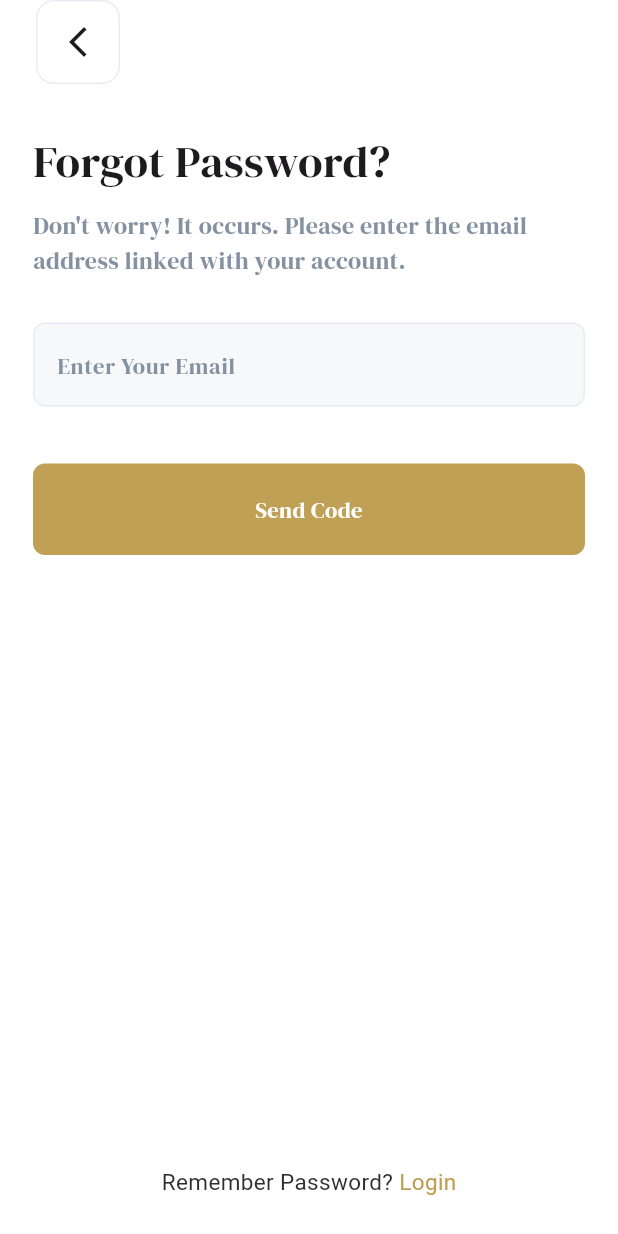
After one commit to AmrReda92/bookia_app, a Flutter app: the ForgetPasswordScreen screen opened directly, on a phone screen of 412 x 824 dp. The commit adds this screen. Run offline on Flutter 3.47's test engine with Material 3 defaults, Android fonts, the phone set to English and light mode, and no system bars; our stand-ins replace flutter_svg.

Commit message:
finish forgot password Screen

```diff
--- /dev/null
+++ b/lib/feature/auth/presentation/ui/forget_password/forget_password_screen.dart
@@ -0,0 +1,57 @@
+import 'package:bookia_application/core/theme/app_color.dart';
+import 'package:bookia_application/core/widget/custom_app_bar.dart';
+import 'package:bookia_application/core/widget/custom_button.dart';
+import 'package:bookia_application/core/widget/custom_text_form_field.dart';
+import 'package:flutter/material.dart';
+
+class ForgetPasswordScreen extends StatelessWidget {
+  const ForgetPasswordScreen({super.key});
+
+  @override
+  Widget build(BuildContext context) {
+    return Scaffold(
+     appBar: CustomAppBar(),
+      body: Padding(
+        padding: const EdgeInsets.symmetric(horizontal: 22),
+        child: Column(
+          crossAxisAlignment: CrossAxisAlignment.start,
+          children: [
+            SizedBox(height: 30,),
+            Text("Forgot Password?",style: TextStyle(
+              fontSize: 30,
+            ),
+            ),
+            SizedBox(height: 10,),
+            Text("Don't worry! It occurs. Please enter the email\naddress linked with your account.",style: TextStyle(
+              fontSize: 16,
+              color: AppColor.hintTextColor
+            ),
+            ),
+            SizedBox(height: 30,),
+            CustomTextFormField(hintText: "Enter Your Email"),
+            SizedBox(height: 38,),
+            CustomButton(title: "Send Code"),
+            Spacer(),
+            Center(
+              child: Text.rich(
+                  TextSpan(
+                      children: [
+                        TextSpan(text: "Remember Password?",style: TextStyle(
+                            fontSize: 15,
+                            color: AppColor.darkBlack
+                        )),
+                        TextSpan(text: " Login",style: TextStyle(
+                            fontSize: 15,
+                            color: AppColor.primary
+                        )),
+                      ]
+                  )
+              ),
+            ),
+            SizedBox(height: 26,),
+          ],
+        ),
+      ),
+    );
+  }
+}
--- a/lib/feature/auth/presentation/ui/login/login_screen.dart
+++ b/lib/feature/auth/presentation/ui/login/login_screen.dart
@@ -2,12 +2,18 @@ import 'package:bookia_application/core/theme/app_color.dart';
 import 'package:bookia_application/core/widget/custom_app_bar.dart';
 import 'package:bookia_application/core/widget/custom_button.dart';
 import 'package:bookia_application/core/widget/custom_text_form_field.dart';
+import 'package:bookia_application/feature/auth/presentation/ui/forget_password/forget_password_screen.dart';
 import 'package:bookia_application/feature/auth/presentation/ui/login/widget/custom_svg_icon.dart';
 import 'package:flutter/material.dart';
 
-class LoginScreen extends StatelessWidget  {
+class LoginScreen extends StatefulWidget  {
   const LoginScreen({super.key});
 
+  @override
+  State<LoginScreen> createState() => _LoginScreenState();
+}
+
+class _LoginScreenState extends State<LoginScreen> {
   @override
   Widget build(BuildContext context) {
     return Scaffold(
@@ -20,7 +26,6 @@ class LoginScreen extends StatelessWidget  {
             children: [
               SizedBox(height: 29,),
               Text("Welcome back! Glad\nto see you, Again!",style: TextStyle(
-                fontFamily: "DMSerifDisplay",
                 fontSize: 30,
               ),
               ),
@@ -31,10 +36,17 @@ class LoginScreen extends StatelessWidget  {
               SizedBox(height: 13,),
               Align(
                 alignment: Alignment.centerRight,
-                child: Text("Forgot Password?",style: TextStyle(
-                  fontSize: 14,
-                  color: AppColor.darkgrey
-                ),),
+                child: InkWell(
+                  onTap: (){
+                    setState(() {
+                     Navigator.push(context, MaterialPageRoute(builder: (context)=>ForgetPasswordScreen()));
+                    });
+                  },
+                  child: Text("Forgot Password?",style: TextStyle(
+                    fontSize: 14,
+                    color: AppColor.darkgrey
+                  ),),
+                ),
               ),
               SizedBox(height: 30,),
               CustomButton(title: "Login"),
```
